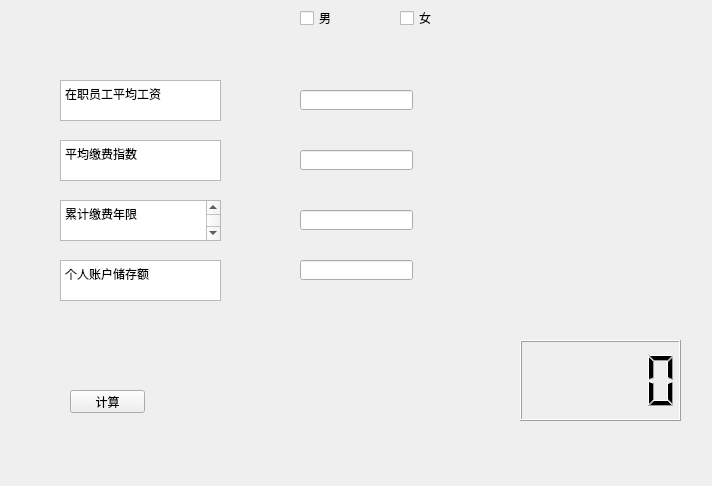
This is midlife.ui in LuoXubo/SUFE_Calculator as Qt 5 draws it before an edit. The edited form follows.
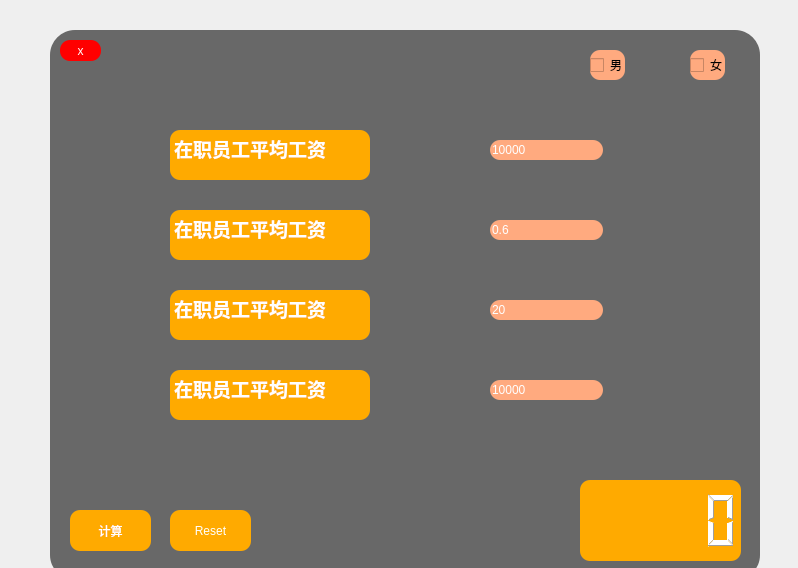
This is the edited form.

Patch:
```diff
--- a/midlife.ui
+++ b/midlife.ui
@@ -6,170 +6,359 @@
    <rect>
     <x>0</x>
     <y>0</y>
-    <width>712</width>
-    <height>486</height>
+    <width>798</width>
+    <height>568</height>
    </rect>
   </property>
   <property name="windowTitle">
    <string>养老金计算器</string>
   </property>
-  <widget class="QTextBrowser" name="textBrowser">
+  <widget class="QWidget" name="base_widget" native="true">
    <property name="geometry">
     <rect>
-     <x>60</x>
-     <y>80</y>
-     <width>161</width>
-     <height>41</height>
+     <x>50</x>
+     <y>30</y>
+     <width>710</width>
+     <height>550</height>
     </rect>
    </property>
-   <property name="html">
-    <string>&lt;!DOCTYPE HTML PUBLIC &quot;-//W3C//DTD HTML 4.0//EN&quot; &quot;http://www.w3.org/TR/REC-html40/strict.dtd&quot;&gt;
-&lt;html&gt;&lt;head&gt;&lt;meta name=&quot;qrichtext&quot; content=&quot;1&quot; /&gt;&lt;style type=&quot;text/css&quot;&gt;
-p, li { white-space: pre-wrap; }
-&lt;/style&gt;&lt;/head&gt;&lt;body style=&quot; font-family:'SimSun'; font-size:9pt; font-weight:400; font-style:normal;&quot;&gt;
-&lt;p style=&quot; margin-top:0px; margin-bottom:0px; margin-left:0px; margin-right:0px; -qt-block-indent:0; text-indent:0px;&quot;&gt;在职员工平均工资&lt;/p&gt;&lt;/body&gt;&lt;/html&gt;</string>
+   <property name="styleSheet">
+    <string notr="true">background-color: rgb(104, 104, 104);
+border-radius: 25px;</string>
    </property>
-  </widget>
-  <widget class="QTextBrowser" name="textBrowser_2">
+   <widget class="QLCDNumber" name="lcdNumber">
    <property name="geometry">
     <rect>
-     <x>60</x>
-     <y>140</y>
+      <x>530</x>
+      <y>450</y>
      <width>161</width>
-     <height>41</height>
-    </rect>
-   </property>
-   <property name="html">
-    <string>&lt;!DOCTYPE HTML PUBLIC &quot;-//W3C//DTD HTML 4.0//EN&quot; &quot;http://www.w3.org/TR/REC-html40/strict.dtd&quot;&gt;
-&lt;html&gt;&lt;head&gt;&lt;meta name=&quot;qrichtext&quot; content=&quot;1&quot; /&gt;&lt;style type=&quot;text/css&quot;&gt;
-p, li { white-space: pre-wrap; }
-&lt;/style&gt;&lt;/head&gt;&lt;body style=&quot; font-family:'SimSun'; font-size:9pt; font-weight:400; font-style:normal;&quot;&gt;
-&lt;p style=&quot; margin-top:0px; margin-bottom:0px; margin-left:0px; margin-right:0px; -qt-block-indent:0; text-indent:0px;&quot;&gt;平均缴费指数&lt;/p&gt;&lt;/body&gt;&lt;/html&gt;</string>
-   </property>
-  </widget>
-  <widget class="QTextBrowser" name="textBrowser_3">
-   <property name="geometry">
-    <rect>
-     <x>60</x>
-     <y>200</y>
-     <width>161</width>
-     <height>41</height>
-    </rect>
-   </property>
-   <property name="html">
-    <string>&lt;!DOCTYPE HTML PUBLIC &quot;-//W3C//DTD HTML 4.0//EN&quot; &quot;http://www.w3.org/TR/REC-html40/strict.dtd&quot;&gt;
-&lt;html&gt;&lt;head&gt;&lt;meta name=&quot;qrichtext&quot; content=&quot;1&quot; /&gt;&lt;style type=&quot;text/css&quot;&gt;
-p, li { white-space: pre-wrap; }
-&lt;/style&gt;&lt;/head&gt;&lt;body style=&quot; font-family:'SimSun'; font-size:9pt; font-weight:400; font-style:normal;&quot;&gt;
-&lt;p style=&quot; margin-top:0px; margin-bottom:0px; margin-left:0px; margin-right:0px; -qt-block-indent:0; text-indent:0px;&quot;&gt;累计缴费年限&lt;/p&gt;
-&lt;p style=&quot;-qt-paragraph-type:empty; margin-top:0px; margin-bottom:0px; margin-left:0px; margin-right:0px; -qt-block-indent:0; text-indent:0px;&quot;&gt;&lt;br /&gt;&lt;/p&gt;&lt;/body&gt;&lt;/html&gt;</string>
-   </property>
-  </widget>
-  <widget class="QTextBrowser" name="textBrowser_4">
-   <property name="geometry">
-    <rect>
-     <x>60</x>
-     <y>260</y>
-     <width>161</width>
-     <height>41</height>
-    </rect>
-   </property>
-   <property name="html">
-    <string>&lt;!DOCTYPE HTML PUBLIC &quot;-//W3C//DTD HTML 4.0//EN&quot; &quot;http://www.w3.org/TR/REC-html40/strict.dtd&quot;&gt;
-&lt;html&gt;&lt;head&gt;&lt;meta name=&quot;qrichtext&quot; content=&quot;1&quot; /&gt;&lt;style type=&quot;text/css&quot;&gt;
-p, li { white-space: pre-wrap; }
-&lt;/style&gt;&lt;/head&gt;&lt;body style=&quot; font-family:'SimSun'; font-size:9pt; font-weight:400; font-style:normal;&quot;&gt;
-&lt;p style=&quot; margin-top:0px; margin-bottom:0px; margin-left:0px; margin-right:0px; -qt-block-indent:0; text-indent:0px;&quot;&gt;个人账户储存额&lt;/p&gt;&lt;/body&gt;&lt;/html&gt;</string>
+      <height>81</height>
+     </rect>
+    </property>
+    <property name="styleSheet">
+     <string notr="true">background-color: rgb(255, 170, 0);
+color: rgb(255, 255, 255);
+font: 9pt &quot;楷体&quot;;
+border-radius: 10px;
+</string>
    </property>
   </widget>
   <widget class="QPushButton" name="ok">
    <property name="geometry">
     <rect>
-     <x>70</x>
-     <y>390</y>
-     <width>75</width>
-     <height>23</height>
-    </rect>
-   </property>
+      <x>20</x>
+      <y>480</y>
+      <width>81</width>
+      <height>41</height>
+     </rect>
+    </property>
+    <property name="styleSheet">
+     <string notr="true">background-color: rgb(255, 170, 0);
+color: rgb(255, 255, 255);
+font: 15pt &quot;楷体&quot;;
+border-radius: 10px;
+</string>
+    </property>
    <property name="text">
     <string>计算</string>
    </property>
   </widget>
-  <widget class="QCheckBox" name="check_1">
+   <widget class="QPushButton" name="reset">
    <property name="geometry">
     <rect>
-     <x>300</x>
-     <y>10</y>
-     <width>71</width>
-     <height>16</height>
-    </rect>
-   </property>
+      <x>120</x>
+      <y>480</y>
+      <width>81</width>
+      <height>41</height>
+     </rect>
+    </property>
+    <property name="styleSheet">
+     <string notr="true">background-color: rgb(255, 170, 0);
+color: rgb(255, 255, 255);
+font: 15pt &quot;楷体&quot;;
+border-radius: 10px;
+</string>
+    </property>
    <property name="text">
-    <string>男</string>
+     <string>Reset</string>
    </property>
   </widget>
   <widget class="QCheckBox" name="check_2">
    <property name="geometry">
     <rect>
-     <x>400</x>
-     <y>10</y>
-     <width>71</width>
-     <height>16</height>
-    </rect>
-   </property>
+      <x>640</x>
+      <y>20</y>
+      <width>35</width>
+      <height>30</height>
+     </rect>
+    </property>
+    <property name="toolTipDuration">
+     <number>0</number>
+    </property>
+    <property name="styleSheet">
+     <string notr="true">background-color: rgb(255, 170, 127);
+color: rgb(0, 0, 0);
+font: 10pt &quot;楷体&quot;;
+border-radius: 10px;
+</string>
+    </property>
    <property name="text">
     <string>女</string>
    </property>
   </widget>
-  <widget class="QLCDNumber" name="lcdNumber">
+   <widget class="QTextBrowser" name="textBrowser">
    <property name="geometry">
     <rect>
-     <x>520</x>
+      <x>120</x>
+      <y>100</y>
+      <width>200</width>
+      <height>50</height>
+     </rect>
+    </property>
+    <property name="font">
+     <font>
+      <family>楷体</family>
+      <pointsize>10</pointsize>
+      <weight>50</weight>
+      <italic>false</italic>
+      <bold>false</bold>
+     </font>
+    </property>
+    <property name="styleSheet">
+     <string notr="true">background-color: rgb(255, 170, 0);
+color: rgb(255, 255, 255);
+font: 10pt &quot;楷体&quot;;
+border-radius: 10px;
+</string>
+    </property>
+    <property name="html">
+     <string>&lt;!DOCTYPE HTML PUBLIC &quot;-//W3C//DTD HTML 4.0//EN&quot; &quot;http://www.w3.org/TR/REC-html40/strict.dtd&quot;&gt;
+&lt;html&gt;&lt;head&gt;&lt;meta name=&quot;qrichtext&quot; content=&quot;1&quot; /&gt;&lt;style type=&quot;text/css&quot;&gt;
+p, li { white-space: pre-wrap; }
+&lt;/style&gt;&lt;/head&gt;&lt;body style=&quot; font-family:'楷体'; font-size:10pt; font-weight:400; font-style:normal;&quot;&gt;
+&lt;p style=&quot; margin-top:0px; margin-bottom:0px; margin-left:0px; margin-right:0px; -qt-block-indent:0; text-indent:0px;&quot;&gt;&lt;span style=&quot; font-family:'SimSun'; font-size:14pt; font-weight:600;&quot;&gt;在职员工平均工资&lt;/span&gt;&lt;/p&gt;&lt;/body&gt;&lt;/html&gt;</string>
+    </property>
+   </widget>
+   <widget class="QTextBrowser" name="textBrowser_4">
+    <property name="geometry">
+     <rect>
+      <x>120</x>
      <y>340</y>
-     <width>161</width>
-     <height>81</height>
-    </rect>
-   </property>
+      <width>200</width>
+      <height>50</height>
+     </rect>
+    </property>
+    <property name="font">
+     <font>
+      <family>楷体</family>
+      <pointsize>20</pointsize>
+      <weight>50</weight>
+      <italic>false</italic>
+      <bold>false</bold>
+     </font>
+    </property>
+    <property name="styleSheet">
+     <string notr="true">background-color: rgb(255, 170, 0);
+color: rgb(255, 255, 255);
+font: 20pt &quot;楷体&quot;;
+border-radius: 10px;
+</string>
+    </property>
+    <property name="html">
+     <string>&lt;!DOCTYPE HTML PUBLIC &quot;-//W3C//DTD HTML 4.0//EN&quot; &quot;http://www.w3.org/TR/REC-html40/strict.dtd&quot;&gt;
+&lt;html&gt;&lt;head&gt;&lt;meta name=&quot;qrichtext&quot; content=&quot;1&quot; /&gt;&lt;style type=&quot;text/css&quot;&gt;
+p, li { white-space: pre-wrap; }
+&lt;/style&gt;&lt;/head&gt;&lt;body style=&quot; font-family:'楷体'; font-size:20pt; font-weight:400; font-style:normal;&quot;&gt;
+&lt;p style=&quot; margin-top:0px; margin-bottom:0px; margin-left:0px; margin-right:0px; -qt-block-indent:0; text-indent:0px;&quot;&gt;&lt;span style=&quot; font-family:'SimSun'; font-size:14pt; font-weight:600;&quot;&gt;在职员工平均工资&lt;/span&gt;&lt;/p&gt;&lt;/body&gt;&lt;/html&gt;</string>
+    </property>
   </widget>
   <widget class="QLineEdit" name="salary">
    <property name="geometry">
     <rect>
-     <x>300</x>
-     <y>90</y>
+      <x>440</x>
+      <y>110</y>
      <width>113</width>
      <height>20</height>
     </rect>
    </property>
+    <property name="styleSheet">
+     <string notr="true">background-color:rgb(255, 170, 127);
+color: rgb(255, 255, 255);
+font: 10pt &quot;楷体&quot;;
+border-radius: 10px;
+</string>
+    </property>
+    <property name="text">
+     <string>10000</string>
+    </property>
   </widget>
   <widget class="QLineEdit" name="avg">
    <property name="geometry">
     <rect>
-     <x>300</x>
-     <y>150</y>
+      <x>440</x>
+      <y>190</y>
      <width>113</width>
      <height>20</height>
     </rect>
    </property>
-  </widget>
-  <widget class="QLineEdit" name="year">
+    <property name="styleSheet">
+     <string notr="true">background-color:rgb(255, 170, 127);
+color: rgb(255, 255, 255);
+font: 10pt &quot;楷体&quot;;
+border-radius: 10px;
+</string>
+    </property>
+    <property name="text">
+     <string>0.6</string>
+    </property>
+   </widget>
+   <widget class="QCheckBox" name="check_1">
    <property name="geometry">
     <rect>
-     <x>300</x>
-     <y>210</y>
-     <width>113</width>
-     <height>20</height>
-    </rect>
-   </property>
+      <x>540</x>
+      <y>20</y>
+      <width>35</width>
+      <height>30</height>
+     </rect>
+    </property>
+    <property name="toolTipDuration">
+     <number>0</number>
+    </property>
+    <property name="styleSheet">
+     <string notr="true">background-color: rgb(255, 170, 127);
+color: rgb(0, 0, 0);
+font: 10pt &quot;楷体&quot;;
+border-radius: 10px;
+</string>
+    </property>
+    <property name="text">
+     <string>男</string>
+    </property>
   </widget>
   <widget class="QLineEdit" name="sum">
    <property name="geometry">
     <rect>
-     <x>300</x>
+      <x>440</x>
+      <y>350</y>
+      <width>113</width>
+      <height>20</height>
+     </rect>
+    </property>
+    <property name="styleSheet">
+     <string notr="true">background-color:rgb(255, 170, 127);
+color: rgb(255, 255, 255);
+font: 10pt &quot;楷体&quot;;
+border-radius: 10px;
+</string>
+    </property>
+    <property name="text">
+     <string>10000</string>
+    </property>
+   </widget>
+   <widget class="QLineEdit" name="year">
+    <property name="geometry">
+     <rect>
+      <x>440</x>
+      <y>270</y>
+      <width>113</width>
+      <height>20</height>
+     </rect>
+    </property>
+    <property name="styleSheet">
+     <string notr="true">background-color:rgb(255, 170, 127);
+color: rgb(255, 255, 255);
+font: 10pt &quot;楷体&quot;;
+border-radius: 10px;
+</string>
+    </property>
+    <property name="text">
+     <string>20</string>
+    </property>
+   </widget>
+   <widget class="QTextBrowser" name="textBrowser_2">
+    <property name="geometry">
+     <rect>
+      <x>120</x>
+      <y>180</y>
+      <width>200</width>
+      <height>50</height>
+     </rect>
+    </property>
+    <property name="font">
+     <font>
+      <family>楷体</family>
+      <pointsize>20</pointsize>
+      <weight>50</weight>
+      <italic>false</italic>
+      <bold>false</bold>
+     </font>
+    </property>
+    <property name="styleSheet">
+     <string notr="true">background-color: rgb(255, 170, 0);
+color: rgb(255, 255, 255);
+font: 20pt &quot;楷体&quot;;
+border-radius: 10px;
+</string>
+    </property>
+    <property name="html">
+     <string>&lt;!DOCTYPE HTML PUBLIC &quot;-//W3C//DTD HTML 4.0//EN&quot; &quot;http://www.w3.org/TR/REC-html40/strict.dtd&quot;&gt;
+&lt;html&gt;&lt;head&gt;&lt;meta name=&quot;qrichtext&quot; content=&quot;1&quot; /&gt;&lt;style type=&quot;text/css&quot;&gt;
+p, li { white-space: pre-wrap; }
+&lt;/style&gt;&lt;/head&gt;&lt;body style=&quot; font-family:'楷体'; font-size:20pt; font-weight:400; font-style:normal;&quot;&gt;
+&lt;p style=&quot; margin-top:0px; margin-bottom:0px; margin-left:0px; margin-right:0px; -qt-block-indent:0; text-indent:0px;&quot;&gt;&lt;span style=&quot; font-family:'SimSun'; font-size:14pt; font-weight:600;&quot;&gt;在职员工平均工资&lt;/span&gt;&lt;/p&gt;&lt;/body&gt;&lt;/html&gt;</string>
+    </property>
+   </widget>
+   <widget class="QTextBrowser" name="textBrowser_3">
+    <property name="geometry">
+     <rect>
+      <x>120</x>
      <y>260</y>
-     <width>113</width>
-     <height>20</height>
-    </rect>
-   </property>
+      <width>200</width>
+      <height>50</height>
+     </rect>
+    </property>
+    <property name="font">
+     <font>
+      <family>楷体</family>
+      <pointsize>20</pointsize>
+      <weight>50</weight>
+      <italic>false</italic>
+      <bold>false</bold>
+     </font>
+    </property>
+    <property name="styleSheet">
+     <string notr="true">background-color: rgb(255, 170, 0);
+color: rgb(255, 255, 255);
+font: 20pt &quot;楷体&quot;;
+border-radius: 10px;
+</string>
+    </property>
+    <property name="html">
+     <string>&lt;!DOCTYPE HTML PUBLIC &quot;-//W3C//DTD HTML 4.0//EN&quot; &quot;http://www.w3.org/TR/REC-html40/strict.dtd&quot;&gt;
+&lt;html&gt;&lt;head&gt;&lt;meta name=&quot;qrichtext&quot; content=&quot;1&quot; /&gt;&lt;style type=&quot;text/css&quot;&gt;
+p, li { white-space: pre-wrap; }
+&lt;/style&gt;&lt;/head&gt;&lt;body style=&quot; font-family:'楷体'; font-size:20pt; font-weight:400; font-style:normal;&quot;&gt;
+&lt;p style=&quot; margin-top:0px; margin-bottom:0px; margin-left:0px; margin-right:0px; -qt-block-indent:0; text-indent:0px;&quot;&gt;&lt;span style=&quot; font-family:'SimSun'; font-size:14pt; font-weight:600;&quot;&gt;在职员工平均工资&lt;/span&gt;&lt;/p&gt;&lt;/body&gt;&lt;/html&gt;</string>
+    </property>
+   </widget>
+   <widget class="QPushButton" name="close">
+    <property name="geometry">
+     <rect>
+      <x>10</x>
+      <y>10</y>
+      <width>41</width>
+      <height>21</height>
+     </rect>
+    </property>
+    <property name="styleSheet">
+     <string notr="true">background-color: rgb(255, 0, 0);
+color: rgb(255, 255, 255);
+border-radius: 10px; </string>
+    </property>
+    <property name="text">
+     <string>x</string>
+    </property>
+   </widget>
   </widget>
  </widget>
  <resources/>
```
Lines whose indentation alone changed are shown as unchanged.
